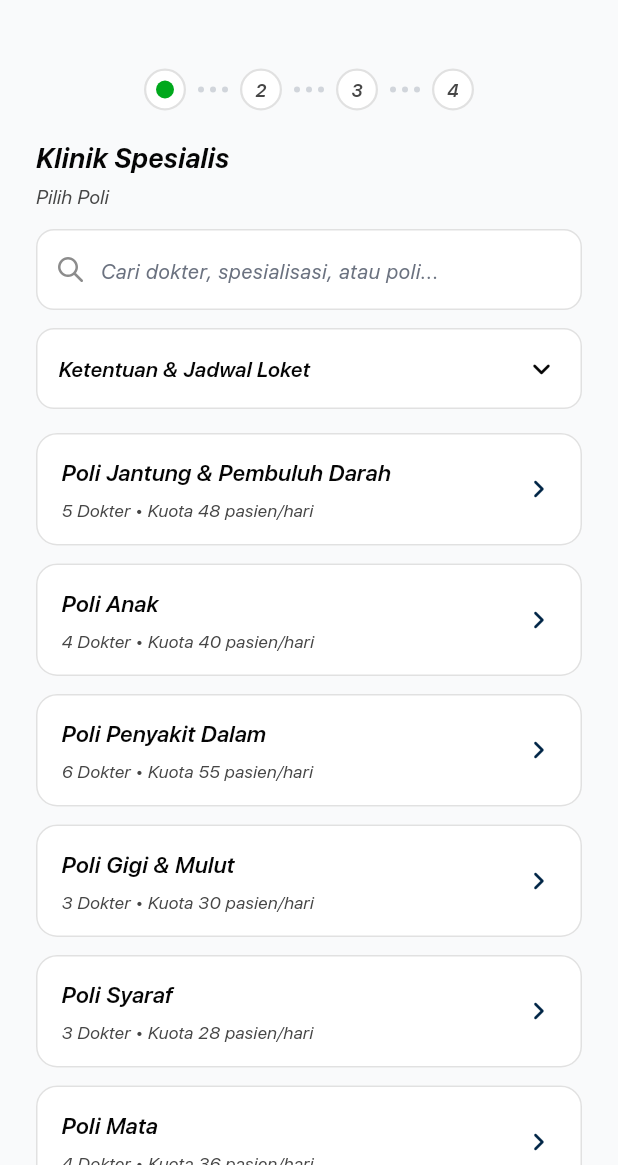
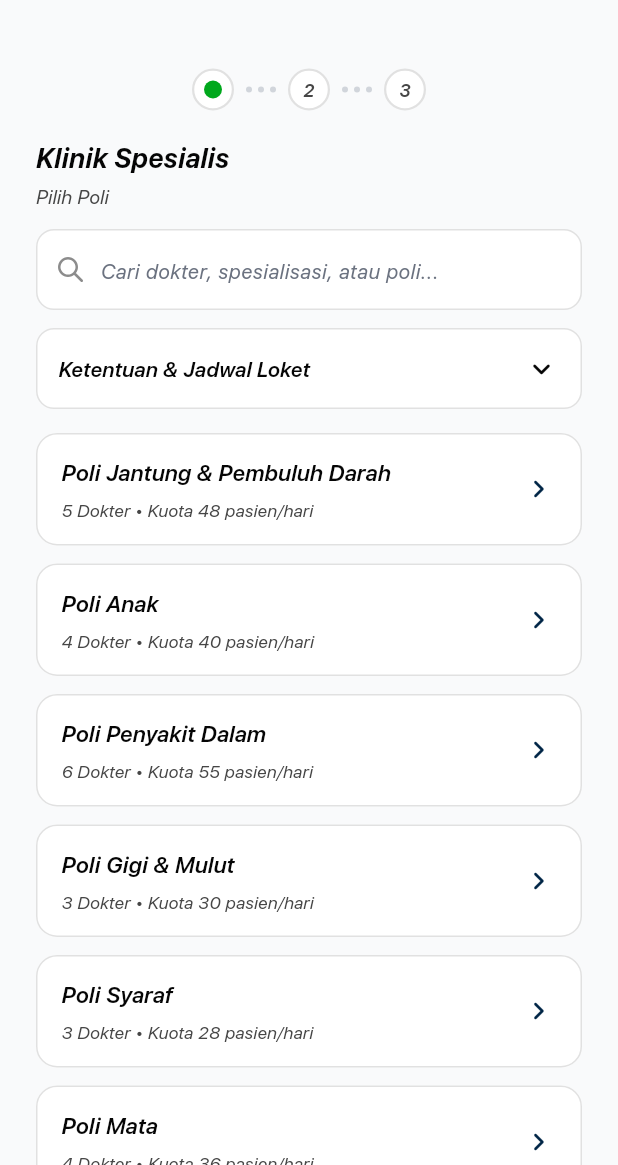
Before and after one commit to Alfredrown/santri_skripsi, a Flutter app: the BookingStep1PoliScreen screen opened by its route, on a phone screen of 412 x 824 dp, the part 71-1236 px from its top. Run offline on Flutter 3.47's test engine with Material 3 defaults, Android fonts, the phone set to English and light mode, and no system bars; our stand-ins replace flutter_riverpod, flutter_svg, gap, go_router, material_ui.

Commit message:
feat(booking): skip doctor selection step for Klinik Spesialis (3-step flow)

```diff
--- a/lib/features/booking/application/booking_notifier.dart
+++ b/lib/features/booking/application/booking_notifier.dart
@@ -24,6 +24,10 @@ class BookingFlowState {
   final String patientName;
   final String patientBirthDate;
   final bool useUserData;
+
+  /// Klinik Spesialis skips doctor selection (3 steps instead of 4).
+  bool get skipsDoctorSelection => clinicCategory == 'Klinik Spesialis';
+  int get totalSteps => skipsDoctorSelection ? 3 : 4;
 
   BookingFlowState copyWith({
     String? clinicCategory,
--- a/lib/features/booking/presentation/screens/booking_step1_poli_screen.dart
+++ b/lib/features/booking/presentation/screens/booking_step1_poli_screen.dart
@@ -49,7 +49,10 @@ class _BookingStep1PoliScreenState
             crossAxisAlignment: CrossAxisAlignment.stretch,
             children: [
               const SecondaryPageHeader(title: ''),
-              const BookingStepper(currentStep: 1),
+              BookingStepper(
+                currentStep: 1,
+                totalSteps: booking.totalSteps,
+              ),
               const Gap(18),
               Semantics(
                 header: true,
@@ -204,10 +207,14 @@ class _BookingStep1PoliScreenState
                       borderRadius: BorderRadius.circular(14),
                       child: InkWell(
                         onTap: () {
-                          ref
-                              .read(bookingProvider.notifier)
-                              .selectPoli(poli.name);
-                          context.push('/booking/step-2');
+                          final notifier = ref.read(bookingProvider.notifier);
+                          notifier.selectPoli(poli.name);
+                          if (booking.skipsDoctorSelection) {
+                            notifier.selectDoctor('Dokter Jaga ${poli.name}');
+                            context.push('/booking/step-3');
+                          } else {
+                            context.push('/booking/step-2');
+                          }
                         },
                         borderRadius: BorderRadius.circular(14),
                         child: Container(
--- a/lib/features/booking/presentation/screens/booking_step3_jadwal_screen.dart
+++ b/lib/features/booking/presentation/screens/booking_step3_jadwal_screen.dart
@@ -137,7 +137,10 @@ class _BookingStep3JadwalScreenState
                   crossAxisAlignment: CrossAxisAlignment.stretch,
                   children: [
                     const SecondaryPageHeader(title: ''),
-                    const BookingStepper(currentStep: 3),
+                    BookingStepper(
+                      currentStep: booking.skipsDoctorSelection ? 2 : 3,
+                      totalSteps: booking.totalSteps,
+                    ),
                     const Gap(18),
                     Semantics(
                       header: true,
--- a/lib/features/booking/presentation/screens/booking_step4_pasien_screen.dart
+++ b/lib/features/booking/presentation/screens/booking_step4_pasien_screen.dart
@@ -172,7 +172,10 @@ class _BookingStep4PasienScreenState
                   crossAxisAlignment: CrossAxisAlignment.stretch,
                   children: [
                     const SecondaryPageHeader(title: ''),
-                    const BookingStepper(currentStep: 4),
+                    BookingStepper(
+                      currentStep: booking.skipsDoctorSelection ? 3 : 4,
+                      totalSteps: booking.totalSteps,
+                    ),
                     const Gap(18),
                     Semantics(
                       header: true,
--- a/lib/features/booking/presentation/widgets/booking_stepper.dart
+++ b/lib/features/booking/presentation/widgets/booking_stepper.dart
@@ -7,19 +7,21 @@ class BookingStepper extends StatelessWidget {
   const BookingStepper({
     super.key,
     required this.currentStep,
+    this.totalSteps = 4,
   });
 
-  /// 1-based index: 1, 2, 3, or 4.
+  /// 1-based index: 1..totalSteps.
   final int currentStep;
+  final int totalSteps;
 
   @override
   Widget build(BuildContext context) {
     return Semantics(
-      label: 'Langkah $currentStep dari 4',
+      label: 'Langkah $currentStep dari $totalSteps',
       excludeSemantics: true,
       child: Row(
         mainAxisAlignment: MainAxisAlignment.center,
-        children: List.generate(4, (index) {
+        children: List.generate(totalSteps, (index) {
           final step = index + 1;
           final isCompleted = step < currentStep;
           final isActive = step == currentStep;
@@ -31,7 +33,7 @@ class BookingStepper extends StatelessWidget {
                 isCompleted: isCompleted,
                 isActive: isActive,
               ),
-              if (step < 4) ...[
+              if (step < totalSteps) ...[
                 const Gap(8),
                 const Row(
                   children: [
```
Also changed, not shown: lib/features/jadwal/presentation/screens/jadwal_screen.dart (+9 -7 lines).
